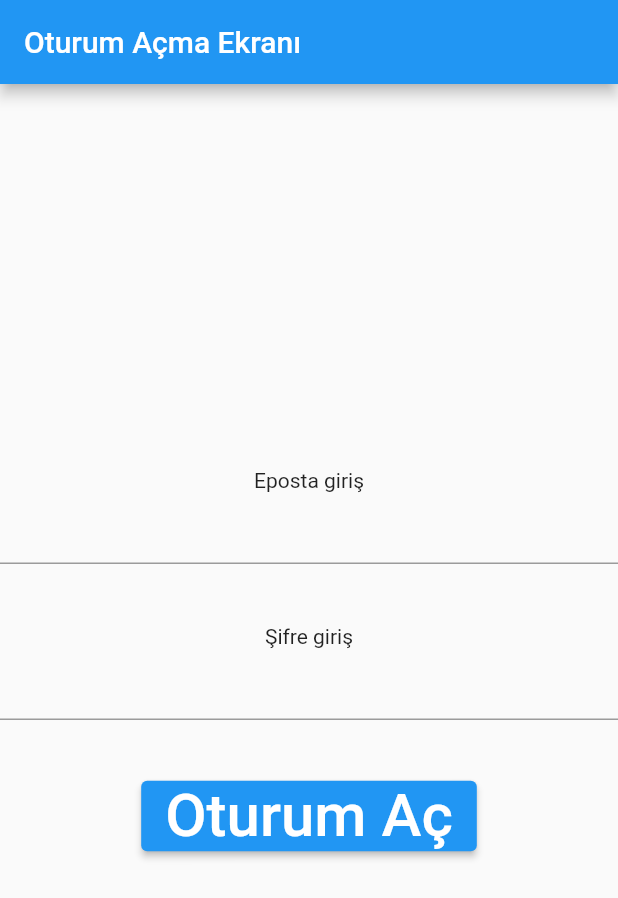
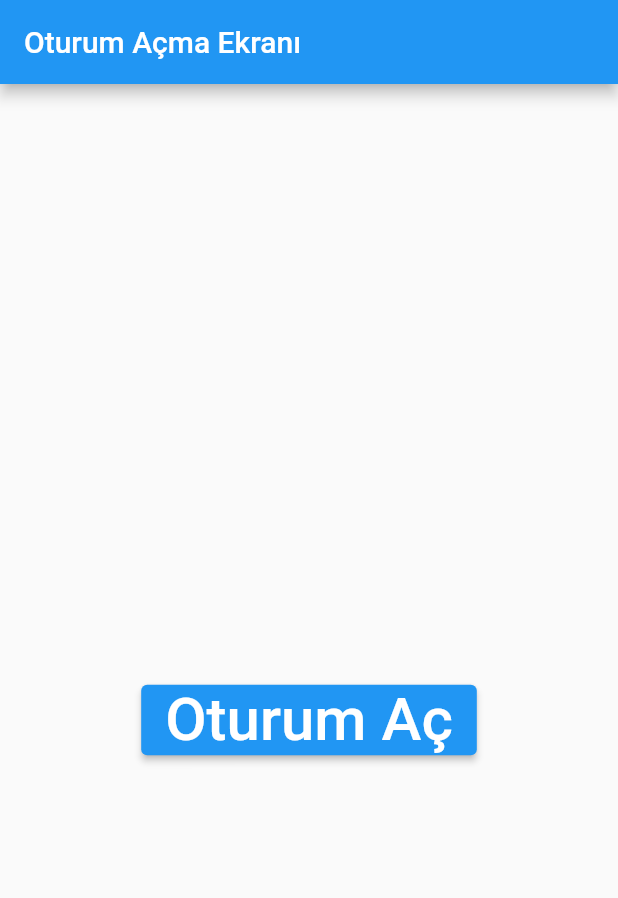
Before and after one commit to HasanKayraC/Yazilim-Hafta-5, a Flutter app: the screen it shows after launch, on a phone screen of 412 x 824 dp. Shown: the top 898 px of the screen. Run offline on Flutter 3.47's test engine with Material 2 defaults, Android fonts, the phone set to English and light mode, and no system bars.

Commit message:
Update main.dart

```diff
--- a/lib/main.dart
+++ b/lib/main.dart
@@ -9,8 +9,10 @@ void main() {
 }
 
 String bilgi = "---";
-String eposta = "";
-String parola = "";
+//------------------------------------------
+// eposta adında string değişken oluştur
+// parola adında string değişken oluştur
+//------------------------------------------
 
 class MyApp extends StatelessWidget {
   const MyApp({super.key});
@@ -36,9 +38,6 @@ class MyApp extends StatelessWidget {
               kullaniciAdi: '',
               parola: '',
             ),
-        //------------------------------------------
-        // Bu araya yeni bir route ekle ve yönlendirmesini 3. sayfa yap
-        //------------------------------------------
       },
 
       //------------------------------------------ route bitiş
@@ -72,37 +71,41 @@ class _MyHomePageState extends State<MyHomePage> {
           mainAxisAlignment: MainAxisAlignment.center,
           crossAxisAlignment: CrossAxisAlignment.center,
           children: <Widget>[
-            //BURAYA WIDGET EKLE
-            Text("Eposta giriş"),
-            TextField(
-              onChanged: ((value) {
-                setState(() {
-                  eposta = value;
-                });
-              }),
-            ),
-            SizedBox(
-              height: 40,
-            ),
-            Text("Şifre giriş"),
-            TextField(
-              onChanged: ((value) {
-                setState(() {
-                  parola = value;
-                });
-              }),
-            ),
+
+
+            //-------------------------- Eposta Bilgisi Al
+            // Text() widgeti kullanarak 'eposta adresi' yazdır.
+            // TextField() widgeti kullanarak kullanıcının girebileceği bir alan oluştur.
+            //---------------------------------------------
             SizedBox(
               height: 40,
             ),
 
+
+
+
+
+
+            //-------------------------- Parola Bilgisi Al
+            // Text() widgeti kullanarak 'Parola' yazdır.
+            // TextField() widgeti kullanarak kullanıcının girebileceği bir alan oluştur.
+            //--------------
+//ÖRNEK TextField() --------------------------------------------> TextField(onChanged: ((value) {setState(() {parola = value;});}),),
+            //---------------------------------------------
+
+            SizedBox(
+              height: 40,
+            ),
+
+            //---------------------------------------------
+            //-------------------------- Girilen bilgileri butona tıklandığında kontrol et
+            //---------------------------------------------
             ElevatedButton(
                 onPressed: () {
-                  if (eposta == "konya@konya.com" && parola == "1234") {
-                    Navigator.pushNamed(context, '/iki');
-                  } else {
-                    Navigator.pushNamed(context, '/uc');
-                  }
+                  //---------------------------------------------
+                  //IF ELSE kullanarak eposta / parolayı kontrol et
+                  // dogruysa ikinciEkran 'a - yanlışsa ucuncuEkran 'a yönlendir.
+                  //---------------------------------------------
                 },
                 child: Text(
                   "Oturum Aç",
```
